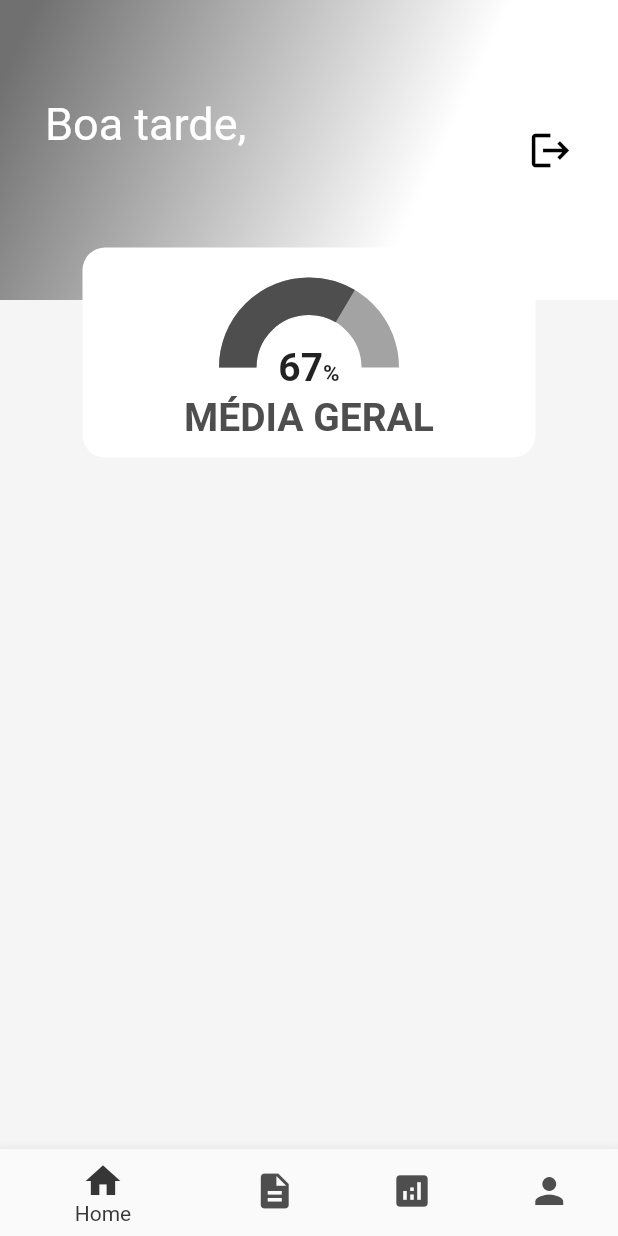
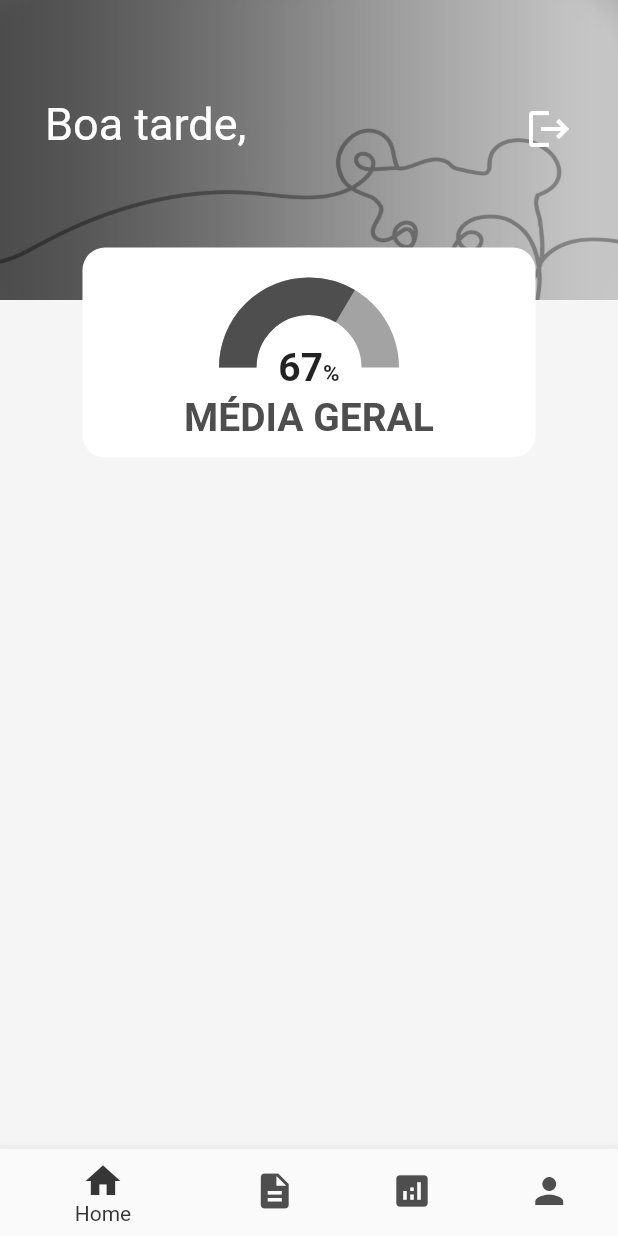
Before and after one commit to 1blackbear/bearpanel, a Flutter app: the screen it shows once a user with an empty profile is signed in, on a phone screen of 412 x 824 dp. Run offline on Flutter 3.47's test engine with Material 2 defaults, Android fonts, the phone set to English and light mode, and no system bars; drawn by our look-alikes of percent_indicator; our stand-ins replace cloud_firestore, firebase_auth, firebase_core, flutter_spinkit, google_fonts, google_sign_in; missing offline and left inert: flutter_login_facebook; accounts and stored records are empty.

```diff
--- a/BearPanel/lib/screens/widgets/app_bar_home.dart
+++ b/BearPanel/lib/screens/widgets/app_bar_home.dart
@@ -20,17 +20,18 @@ class AppBarHome extends PreferredSize {
             height: 200,
             width: double.maxFinite,
             padding: const EdgeInsets.symmetric(horizontal: 30),
-            decoration: BoxDecoration(gradient: LinearGradient(colors: [
-              Color(0xFF707070),
-              Colors.white
-            ], stops: [
-              0.0,
-              0.695
-            ], transform: GradientRotation(2.13959913 * pi))),
-            child: Row(
-              mainAxisAlignment: MainAxisAlignment.spaceBetween,
+            decoration: BoxDecoration(
+              image: DecorationImage(
+               image: AssetImage('images/background.jpg'),
+                  fit: BoxFit.fill
+              )
+            ),
+            child: Stack(
               children: [
-                Text.rich(TextSpan(
+                Positioned(
+                  left: 0,
+                  top: 65,
+                  child: Text.rich(TextSpan(
                       text: 'Boa tarde, ',
                       style: AppTextStyles.timeStyle,
                       children: [
@@ -39,11 +40,16 @@ class AppBarHome extends PreferredSize {
                           style: AppTextStyles.nameStyle,
                         )
                       ])),
-                GestureDetector(
+                ),
+                Positioned(
+                  right: 0,
+                  top: 70,
+                  child: GestureDetector(
                     onTap: () async {
                       await auth.signOut();
                     },
-                  child: Icon(Icons.logout, size: 30, color: Colors.black)
+                    child: Icon(Icons.logout, size: 32, color: Colors.white)
+                  ),
                 ),
 
               ],
```
Also changed, not shown: BearPanel/pubspec.yaml (+6 -4 lines), BearPanel/images/background.jpg (added), BearPanel/pubspec.lock. Lines whose indentation alone changed are shown as unchanged.
